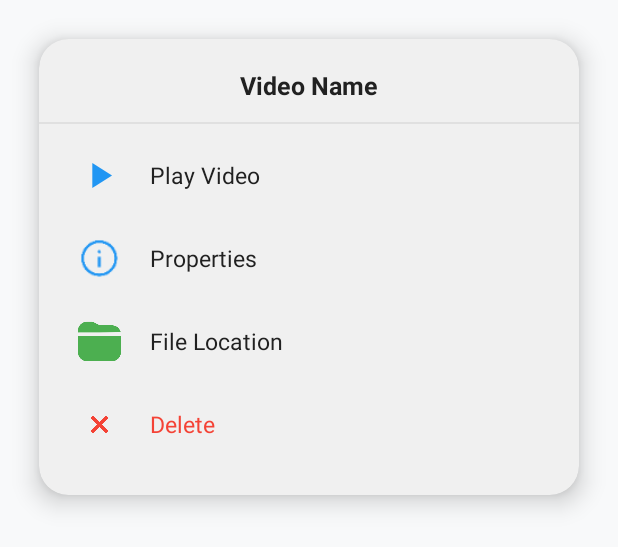
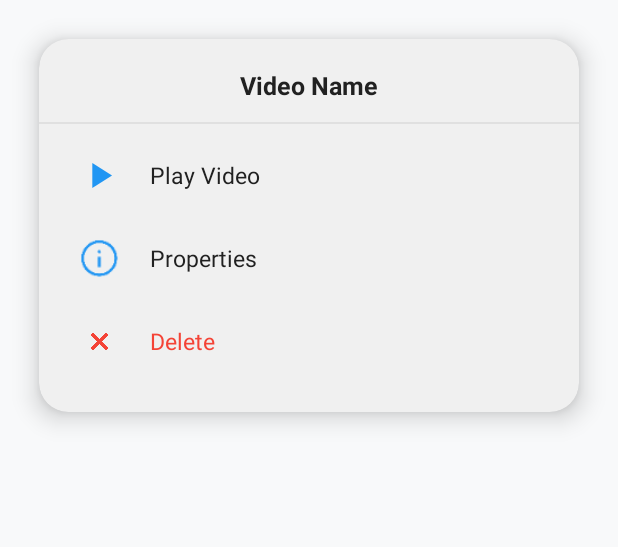
Before and after one commit to MSI-Sirajul/Video-Player, an Android app: the layout dialog_video_menu.xml on its own in the app's theme, with its tools: preview values and no code run, on a phone screen of 412 x 824 dp. Shown: the top 547 px of the screen. Run offline under Robolectric (Android 15) with nearby library versions, the phone set to English and light mode, and no system bars.

Commit message:
Auto Push V5: 2025-12-31 16:28:38

```diff
--- a/app/src/main/AndroidManifest.xml
+++ b/app/src/main/AndroidManifest.xml
@@ -6,6 +6,8 @@
     <!-- STORAGE PERMISSIONS -->
     <uses-permission android:name="android.permission.READ_EXTERNAL_STORAGE" android:maxSdkVersion="32"/>
     <uses-permission android:name="android.permission.WRITE_EXTERNAL_STORAGE" android:maxSdkVersion="29" tools:ignore="ScopedStorage" />
+    <uses-permission android:name="android.permission.MANAGE_EXTERNAL_STORAGE"
+        tools:ignore="ScopedStorage" />
 
     <!-- MEDIA PERMISSIONS (Android 13+) -->
     <uses-permission android:name="android.permission.READ_MEDIA_VIDEO" />
--- a/app/src/main/res/layout/dialog_video_menu.xml
+++ b/app/src/main/res/layout/dialog_video_menu.xml
@@ -50,7 +50,7 @@
                 android:layout_width="@dimen/_22sdp"
                 android:layout_height="@dimen/_22sdp"
                 android:src="@drawable/exo_icon_play"
-                app:tint="#2196F3"/> <!-- Blue -->
+                app:tint="#2196F3"/>
 
             <TextView
                 android:layout_width="wrap_content"
@@ -76,7 +76,7 @@
                 android:layout_width="@dimen/_22sdp"
                 android:layout_height="@dimen/_22sdp"
                 android:src="@drawable/ic_info"
-                app:tint="#2196F3"/> <!-- Blue -->
+                app:tint="#2196F3"/>
 
             <TextView
                 android:layout_width="wrap_content"
@@ -87,33 +87,9 @@
                 android:layout_marginStart="@dimen/_15sdp"/>
         </LinearLayout>
 
-        <!-- 3. File Path Option -->
-        <LinearLayout
-            android:id="@+id/menu_item_path"
-            android:layout_width="match_parent"
-            android:layout_height="wrap_content"
-            android:orientation="horizontal"
-            android:gravity="center_vertical"
-            android:paddingHorizontal="@dimen/_20sdp"
-            android:paddingVertical="@dimen/_10sdp"
-            android:background="?attr/selectableItemBackground">
+        <!-- (Path Option Removed) -->
 
-            <ImageView
-                android:layout_width="@dimen/_22sdp"
-                android:layout_height="@dimen/_22sdp"
-                android:src="@drawable/ic_folder_tab"
-                app:tint="#4CAF50"/> <!-- Green -->
-
-            <TextView
-                android:layout_width="wrap_content"
-                android:layout_height="wrap_content"
-                android:text="File Location"
-                android:textColor="@color/primary_text"
-                android:textSize="@dimen/_12ssp"
-                android:layout_marginStart="@dimen/_15sdp"/>
-        </LinearLayout>
-
-        <!-- 4. Delete Option -->
+        <!-- 3. Delete Option -->
         <LinearLayout
             android:id="@+id/menu_item_delete"
             android:layout_width="match_parent"
@@ -128,7 +104,7 @@
                 android:layout_width="@dimen/_22sdp"
                 android:layout_height="@dimen/_22sdp"
                 android:src="@drawable/ic_close"
-                app:tint="#F44336"/> <!-- Red -->
+                app:tint="#F44336"/>
 
             <TextView
                 android:layout_width="wrap_content"
```
Also changed, not shown: app/src/main/java/com/videoplayer/MainActivity.java (+40 -104 lines), app/src/main/java/com/videoplayer/VideoMenuManager.java (+85 -69 lines), app/src/main/res/layout/dialog_video_info.xml (+9 -3 lines), 3 other files.
